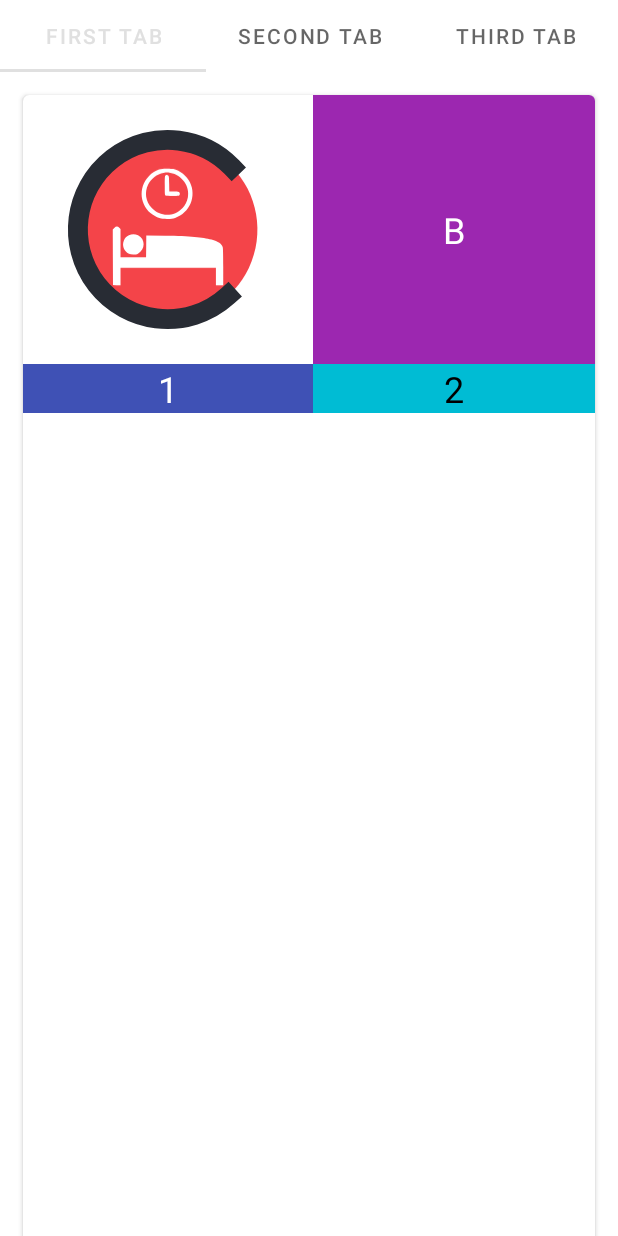
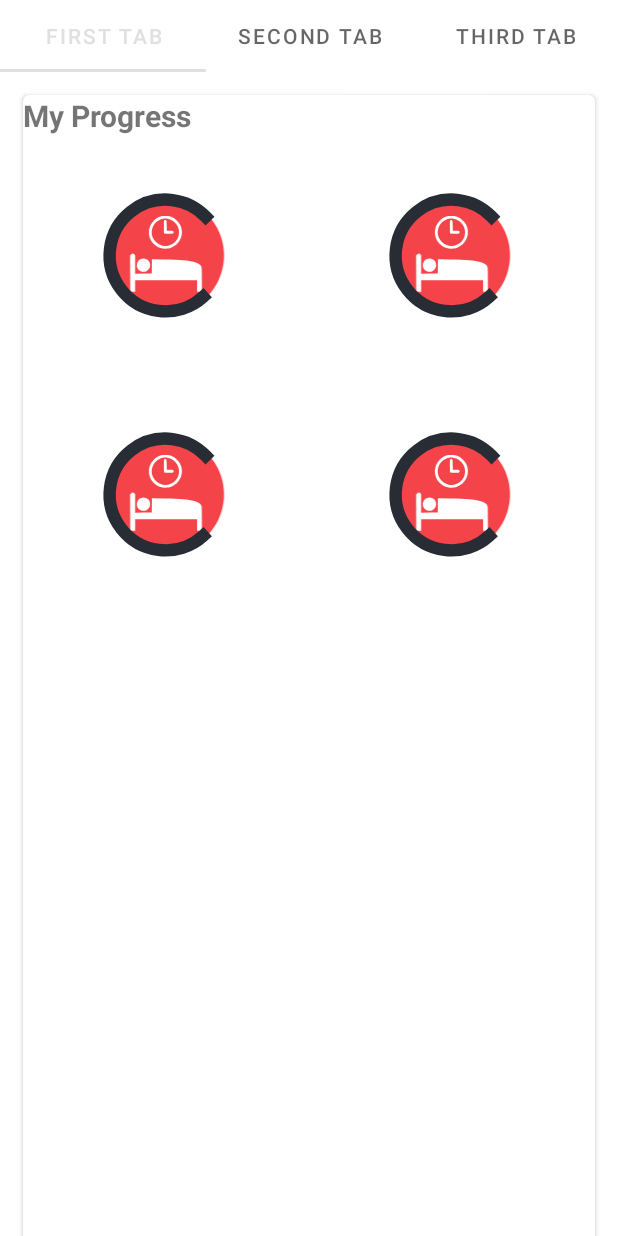
Before and after one commit to daybr/CPL-20182-Team04, an Android app: the DashboardFragment screen opened directly, with no data from a screen before it, on a phone screen of 412 x 824 dp. Run offline under Robolectric (Android 15) with nearby library versions, the light colour scheme and no system bars; libraries missing offline, so code that uses them is left out: com.mikhaellopez.circularprogressbar; plain views replace CircularProgressBar; 1 statement that could not run was skipped.

Commit message:
Fix a bug on progressRing component

```diff
--- a/Sleep-care-android/app/src/main/java/go/sleep/care/ProcessRing.kt
+++ b/Sleep-care-android/app/src/main/java/go/sleep/care/ProcessRing.kt
@@ -4,6 +4,7 @@ import android.content.Context
 import android.util.AttributeSet
 import android.view.LayoutInflater
 import android.widget.LinearLayout
+import com.mikhaellopez.circularprogressbar.CircularProgressBar
 
 class ProcessRing @JvmOverloads constructor(
         context: Context,
@@ -12,8 +13,14 @@ class ProcessRing @JvmOverloads constructor(
         defStyleRes: Int = 0
 ) : LinearLayout(context, attrs, defStyle, defStyleRes) {
 
+    private val progressCircular by lazy {
+        findViewById<CircularProgressBar>(R.id.progress_circular)
+    }
+
     init {
         LayoutInflater.from(context)
                 .inflate(R.layout.gsc_progress_ring, this, true)
+
+        progressCircular.setProgressWithAnimation(65f, 3000)
     }
 }
--- a/Sleep-care-android/app/src/main/res/layout/gsc_dashboard_fragment.xml
+++ b/Sleep-care-android/app/src/main/res/layout/gsc_dashboard_fragment.xml
@@ -22,43 +22,47 @@
                 android:layout_height="100dp"
                 >
 
+                <TextView
+                    android:layout_span="2"
+                    android:gravity="left"
+                    android:textStyle="bold"
+                    android:text="My Progress"
+                    android:textSize="20sp" />
+            </TableRow>
+
+            <TableRow
+                android:layout_width="0dp"
+                android:layout_height="100dp"
+                >
+
                 <go.sleep.care.ProcessRing
                     android:layout_width="0dp"
                     android:layout_height="159dp"
-                    android:layout_margin="10dp"
+                    android:padding="30dp"
+                    />
+
+                <go.sleep.care.ProcessRing
+                    android:layout_width="0dp"
+                    android:layout_height="159dp"
+                    android:padding="30dp"
                     android:gravity="center" />
-
-                <TextView
-                    android:layout_width="match_parent"
-                    android:layout_height="match_parent"
-                    android:background="#9C27B0"
-                    android:gravity="center"
-                    android:text="B"
-                    android:textColor="#FFFFFF"
-                    android:textSize="24sp" />
             </TableRow>
 
             <TableRow
                 android:layout_width="match_parent"
                 >
 
-                <TextView
-                    android:layout_width="match_parent"
-                    android:layout_height="match_parent"
-                    android:background="#3F51B5"
-                    android:gravity="center"
-                    android:text="1"
-                    android:textColor="#FFFFFF"
-                    android:textSize="24sp" />
+                <go.sleep.care.ProcessRing
+                    android:layout_width="0dp"
+                    android:layout_height="159dp"
+                    android:padding="30dp"
+                    android:gravity="center" />
 
-                <TextView
-                    android:layout_width="match_parent"
-                    android:layout_height="match_parent"
-                    android:background="#00BCD4"
-                    android:gravity="center"
-                    android:text="2"
-                    android:textColor="#000000"
-                    android:textSize="24sp" />
+                <go.sleep.care.ProcessRing
+                    android:layout_width="0dp"
+                    android:layout_height="159dp"
+                    android:padding="30dp"
+                    android:gravity="center" />
 
             </TableRow>
         </TableLayout>
--- a/Sleep-care-android/app/src/main/res/layout/gsc_progress_ring.xml
+++ b/Sleep-care-android/app/src/main/res/layout/gsc_progress_ring.xml
@@ -5,37 +5,35 @@
     android:layout_height="match_parent"
     >
 
-    <RelativeLayout xmlns:android="http://schemas.android.com/apk/res/android"
+    <FrameLayout xmlns:android="http://schemas.android.com/apk/res/android"
         xmlns:app="http://schemas.android.com/apk/res-auto"
         android:layout_width="match_parent"
         android:layout_height="match_parent"
-        android:gravity="center"
-        android:maxHeight="50dp"
         android:clickable="false">
 
 
+
+
         <ImageView
-            android:id="@+id/imageView1"
-            android:layout_width="fill_parent"
-            android:layout_height="fill_parent"
-            android:layout_centerHorizontal="true"
-            android:layout_centerVertical="true"
+            android:id="@+id/imageView"
+            android:layout_width="match_parent"
+            android:layout_height="match_parent"
+            android:layout_gravity="center"
             android:tint="#F44449"
             android:src="@drawable/gsc_sleep" />
 
         <com.mikhaellopez.circularprogressbar.CircularProgressBar
-            android:layout_width="fill_parent"
-            android:layout_height="fill_parent"
-            android:layout_alignLeft="@+id/imageView1"
-            android:layout_centerVertical="true"
-            app:cpb_progress="30"
+            android:id="@+id/progress_circular"
+            android:layout_width="match_parent"
+            android:layout_height="match_parent"
+            android:layout_gravity="center"
             app:cpb_background_progressbar_color="#DEDEDE"
-            app:cpb_background_progressbar_width="5dp"
+            app:cpb_background_progressbar_width="3dp"
             app:cpb_progressbar_color="#F44449"
-            app:cpb_progressbar_width="10dp">
+            app:cpb_progressbar_width="5dp">
         </com.mikhaellopez.circularprogressbar.CircularProgressBar>
 
-    </RelativeLayout>
+    </FrameLayout>
 
 
 </merge>
```
